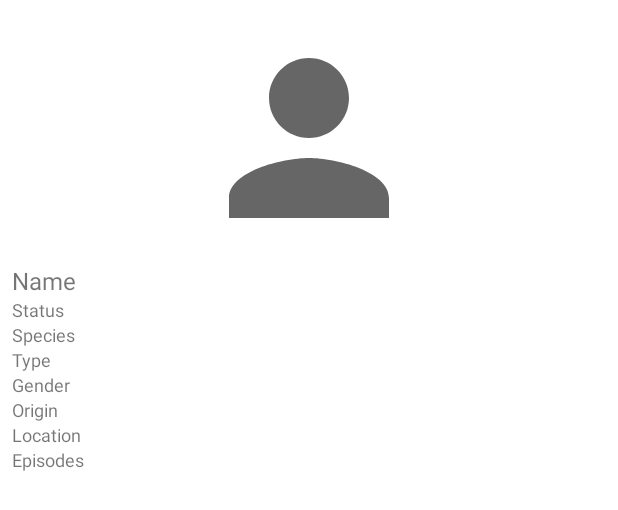
After one commit to DashaDSN/rick-and-morty, an Android app: the layout activity_character.xml on its own in the app's theme, with its tools: preview values and no code run, on a phone screen of 412 x 824 dp. The commit adds this screen. Shown: the top 510 px of the screen. Run offline under Robolectric (Android 15) with nearby library versions, the phone set to English and light mode, and no system bars.

Commit message:
add 3 activities for detail screens

```diff
--- a/app/src/main/java/com/andersen/rickandmorty/ui/characters/recyclerview/CharactersAdapter.kt
+++ b/app/src/main/java/com/andersen/rickandmorty/ui/characters/CharactersAdapter.kt
@@ -1,4 +1,4 @@
-package com.andersen.rickandmorty.ui.characters.recyclerview
+package com.andersen.rickandmorty.ui.characters
 
 import android.view.LayoutInflater
 import android.view.View
--- a/app/src/main/java/com/andersen/rickandmorty/ui/characters/CharactersFragment.kt
+++ b/app/src/main/java/com/andersen/rickandmorty/ui/characters/CharactersFragment.kt
@@ -11,7 +11,6 @@ import androidx.fragment.app.viewModels
 import androidx.recyclerview.widget.GridLayoutManager
 import androidx.recyclerview.widget.RecyclerView
 import com.andersen.rickandmorty.R
-import com.andersen.rickandmorty.ui.characters.recyclerview.CharactersAdapter
 import com.andersen.rickandmorty.viewModel.CharactersViewModel
 
 class CharactersFragment : Fragment() {
@@ -23,7 +22,8 @@ class CharactersFragment : Fragment() {
     override fun onAttach(context: Context) {
         super.onAttach(context)
         charactersAdapter = CharactersAdapter {
-            // TODO: add onCLickListener
+            val intent = CharacterActivity.newIntent(context, it)
+            startActivity(intent)
         }
     }
 
--- a/app/src/main/java/com/andersen/rickandmorty/ui/episodes/recyclerview/EpisodesAdapter.kt
+++ b/app/src/main/java/com/andersen/rickandmorty/ui/episodes/EpisodesAdapter.kt
@@ -1,4 +1,4 @@
-package com.andersen.rickandmorty.ui.locations.recyclerview
+package com.andersen.rickandmorty.ui.episodes
 
 import android.view.LayoutInflater
 import android.view.View
--- a/app/src/main/java/com/andersen/rickandmorty/ui/episodes/EpisodesFragment.kt
+++ b/app/src/main/java/com/andersen/rickandmorty/ui/episodes/EpisodesFragment.kt
@@ -11,8 +11,7 @@ import androidx.fragment.app.viewModels
 import androidx.recyclerview.widget.GridLayoutManager
 import androidx.recyclerview.widget.RecyclerView
 import com.andersen.rickandmorty.R
-import com.andersen.rickandmorty.ui.characters.CharactersFragment
-import com.andersen.rickandmorty.ui.locations.recyclerview.EpisodesAdapter
+import com.andersen.rickandmorty.ui.characters.CharacterActivity
 import com.andersen.rickandmorty.viewModel.EpisodesViewModel
 
 class EpisodesFragment : Fragment() {
@@ -24,7 +23,8 @@ class EpisodesFragment : Fragment() {
     override fun onAttach(context: Context) {
         super.onAttach(context)
         episodesAdapter = EpisodesAdapter {
-            // TODO: add onCLickListener
+            val intent = EpisodeActivity.newIntent(context, it)
+            startActivity(intent)
         }
     }
 
--- a/app/src/main/java/com/andersen/rickandmorty/ui/locations/recyclerview/LocationsAdapter.kt
+++ b/app/src/main/java/com/andersen/rickandmorty/ui/locations/LocationsAdapter.kt
@@ -1,4 +1,4 @@
-package com.andersen.rickandmorty.ui.locations.recyclerview
+package com.andersen.rickandmorty.ui.locations
 
 import android.view.LayoutInflater
 import android.view.View
--- a/app/src/main/java/com/andersen/rickandmorty/ui/locations/LocationsFragment.kt
+++ b/app/src/main/java/com/andersen/rickandmorty/ui/locations/LocationsFragment.kt
@@ -11,8 +11,7 @@ import androidx.fragment.app.viewModels
 import androidx.recyclerview.widget.GridLayoutManager
 import androidx.recyclerview.widget.RecyclerView
 import com.andersen.rickandmorty.R
-import com.andersen.rickandmorty.ui.characters.CharactersFragment
-import com.andersen.rickandmorty.ui.locations.recyclerview.LocationsAdapter
+import com.andersen.rickandmorty.ui.characters.CharacterActivity
 import com.andersen.rickandmorty.viewModel.LocationsViewModel
 
 class LocationsFragment : Fragment() {
@@ -24,7 +23,8 @@ class LocationsFragment : Fragment() {
     override fun onAttach(context: Context) {
         super.onAttach(context)
         locationsAdapter = LocationsAdapter {
-            // TODO: add onCLickListener
+            val intent = LocationActivity.newIntent(context, it)
+            startActivity(intent)
         }
     }
 
--- /dev/null
+++ b/app/src/main/res/layout/activity_character.xml
@@ -0,0 +1,79 @@
+<?xml version="1.0" encoding="utf-8"?>
+<ScrollView xmlns:android="http://schemas.android.com/apk/res/android"
+    android:layout_width="match_parent"
+    android:layout_height="match_parent">
+
+    <LinearLayout xmlns:android="http://schemas.android.com/apk/res/android"
+        xmlns:app="http://schemas.android.com/apk/res-auto"
+        xmlns:tools="http://schemas.android.com/tools"
+        android:layout_width="match_parent"
+        android:layout_height="wrap_content"
+        android:orientation="vertical"
+        android:padding="@dimen/base_padding">
+
+        <ImageView
+            android:id="@+id/ivImage"
+            android:layout_width="@dimen/base_image_size"
+            android:layout_height="@dimen/base_image_size"
+            android:layout_gravity="center"
+            android:layout_margin="@dimen/small_margin"
+            android:scaleType="centerCrop"
+            tools:src="@drawable/ic_character_black_24dp" />
+
+        <TextView
+            android:id="@+id/tvName"
+            android:layout_width="match_parent"
+            android:layout_height="wrap_content"
+            android:textSize="@dimen/large_text_size"
+            tools:text="Name" />
+
+        <TextView
+            android:id="@+id/tvStatus"
+            android:layout_width="match_parent"
+            android:layout_height="wrap_content"
+            android:textSize="@dimen/base_text_size"
+            tools:text="Status" />
+
+        <TextView
+            android:id="@+id/tvSpecies"
+            android:layout_width="match_parent"
+            android:layout_height="wrap_content"
+            android:textSize="@dimen/base_text_size"
+            tools:text="Species" />
+
+        <TextView
+            android:id="@+id/tvType"
+            android:layout_width="match_parent"
+            android:layout_height="wrap_content"
+            android:textSize="@dimen/base_text_size"
+            tools:text="Type" />
+
+        <TextView
+            android:id="@+id/tvGender"
+            android:layout_width="match_parent"
+            android:layout_height="wrap_content"
+            android:textSize="@dimen/base_text_size"
+            tools:text="Gender" />
+
+        <TextView
+            android:id="@+id/tvOrigin"
+            android:layout_width="match_parent"
+            android:layout_height="wrap_content"
+            android:textSize="@dimen/base_text_size"
+            tools:text="Origin" />
+
+        <TextView
+            android:id="@+id/tvLocation"
+            android:layout_width="match_parent"
+            android:layout_height="wrap_content"
+            android:textSize="@dimen/base_text_size"
+            tools:text="Location" />
+
+        <TextView
+            android:id="@+id/tvEpisodes"
+            android:layout_width="match_parent"
+            android:layout_height="wrap_content"
+            android:textSize="@dimen/base_text_size"
+            tools:text="Episodes" />
+    </LinearLayout>
+</ScrollView>
```
Also changed, not shown: app/src/main/AndroidManifest.xml (+10 -1 lines), app/src/main/java/com/andersen/rickandmorty/ui/characters/CharacterActivity.kt (added, +64 -0 lines), app/src/main/java/com/andersen/rickandmorty/ui/episodes/EpisodeActivity.kt (added, +43 -0 lines), app/src/main/java/com/andersen/rickandmorty/ui/locations/LocationActivity.kt (added, +44 -0 lines), app/src/main/res/layout/activity_episode.xml (added, +41 -0 lines), app/src/main/res/layout/activity_location.xml (added, +42 -0 lines), app/src/main/res/layout/layout_character_item.xml (+6 -6 lines).
